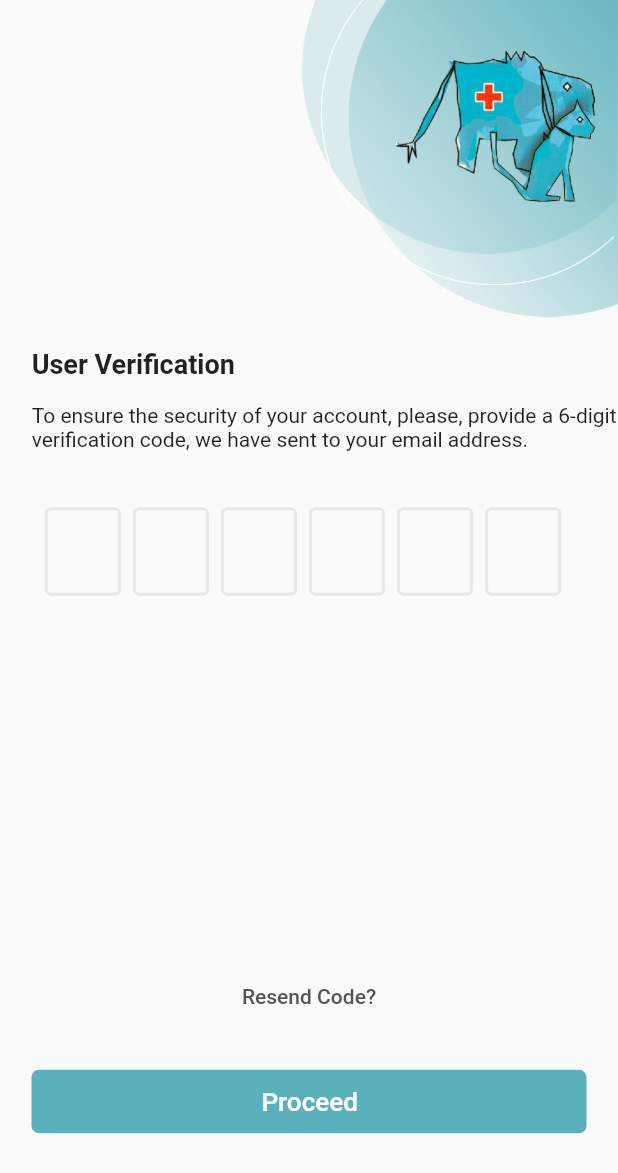
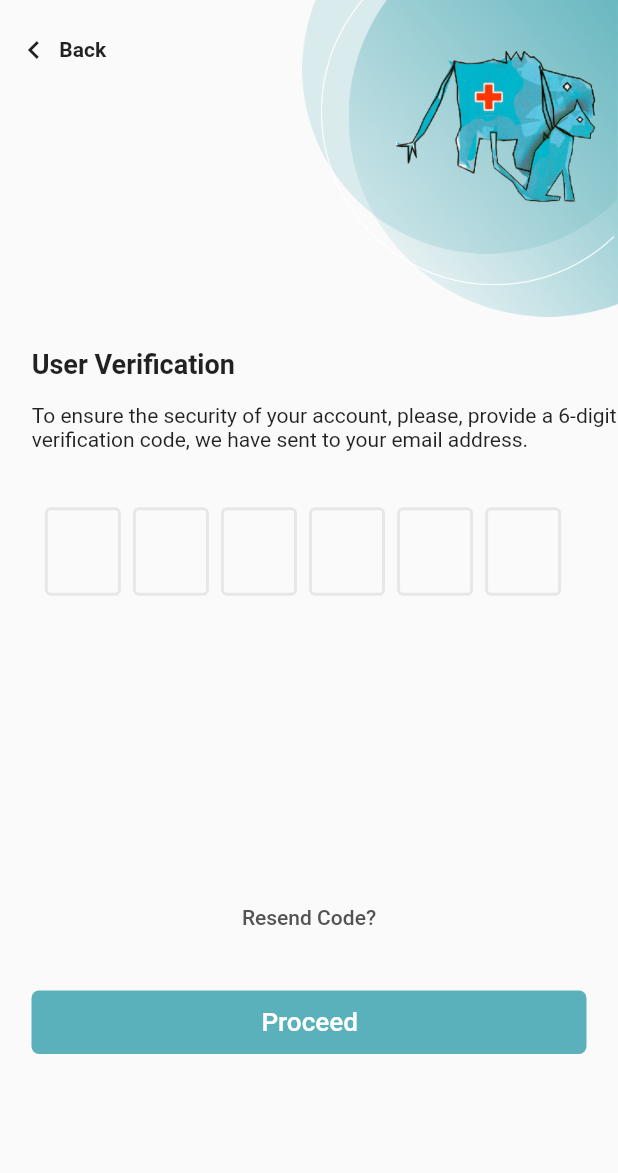
Before and after one commit to davidrwanda/vetmidi_mobile, a Flutter app: the VerifyOTPScreen screen opened by its route, on a phone screen of 412 x 824 dp. Shown: the top 1173 px of the screen. Run offline on Flutter 3.47's test engine with Material 2 defaults, Android fonts, the phone set to English and light mode, and no system bars; drawn by our look-alikes of flutter_otp_text_field; our stand-ins replace file_picker, firebase_core, firebase_messaging, get, get_storage, image_picker and 1 more; accounts and stored records are empty; network calls fail.

Commit message:
fixed minor issues

```diff
--- a/lib/components/register_top_design.dart
+++ b/lib/components/register_top_design.dart
@@ -1,4 +1,5 @@
 import 'package:flutter/material.dart';
+import 'package:get/get.dart';
 
 import '../core/utils/app_constants.dart';
 
@@ -9,6 +10,25 @@ Container registerTopDesign() {
     // color: Colors.orange,
     child: Stack(
       children: [
+        Positioned(
+          top: 20 * fem,
+          left: 10 * fem,
+          child: GestureDetector(
+            onTap: () => Get.back(),
+            child: Row(
+              children: [
+                Icon(Icons.keyboard_arrow_left),
+                SizedBox(width: 5),
+                Text(
+                  "Back",
+                  style: TextStyle(
+                    fontWeight: FontWeight.w600,
+                  ),
+                ),
+              ],
+            ),
+          ),
+        ),
         Positioned(
           top: 0,
           right: 0,
--- a/lib/pages/Auth/verify_otp.dart
+++ b/lib/pages/Auth/verify_otp.dart
@@ -61,15 +61,19 @@ class _VerifyOTPScreenState extends State<VerifyOTPScreen> {
                 Get.find<AuthController>().verifyOTP(email, verificationCode);
               }, // end onSubmit
             ),
-            SizedBox(height: 230 * fem),
+            SizedBox(height: 180 * fem),
             TextButton(
-                onPressed: () {},
-                child: Text(
-                  "Resend Code?",
+                onPressed: () => Get.find<AuthController>().resendOTP(email),
+                child: Obx(() {
+                  return Text(
+                    Get.find<AuthController>().resendingOTP
+                        ? "Sending..."
+                        : "Resend Code?",
                     style: TextStyle(
                       color: ThemeColors.textColor,
                     ),
-                )),
+                  );
+                })),
             SizedBox(height: 20 * fem),
             Padding(
               padding: EdgeInsets.symmetric(horizontal: 20),
@@ -87,8 +91,7 @@ class _VerifyOTPScreenState extends State<VerifyOTPScreen> {
                   backgroundColor: ThemeColors.secondaryColor,
                   loading: Get.find<AuthController>().loading,
                 );
-                }
-              ),
+              }),
             ),
           ],
         ),
```
Also changed, not shown: lib/controllers/auth_controller.dart (+26 -1 lines), lib/services/auth_service.dart (+10 -0 lines). Lines whose indentation alone changed are shown as unchanged.
